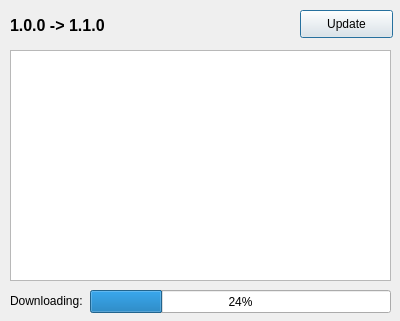
Above: ui/dialogs/UpdateDialog.ui from cegui/ceed-cpp before the change. Below: the same form after it.
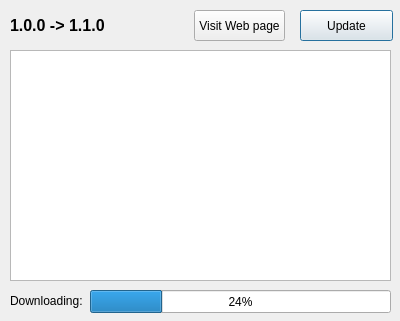
That is the form after the change.

Patch:
```diff
--- a/ui/dialogs/UpdateDialog.ui
+++ b/ui/dialogs/UpdateDialog.ui
@@ -49,7 +49,7 @@
      <x>300</x>
      <y>10</y>
      <width>93</width>
-     <height>28</height>
+     <height>31</height>
     </rect>
    </property>
    <property name="text">
@@ -82,6 +82,19 @@
     <string>Downloading:</string>
    </property>
   </widget>
+  <widget class="QPushButton" name="btnWeb">
+   <property name="geometry">
+    <rect>
+     <x>194</x>
+     <y>10</y>
+     <width>91</width>
+     <height>31</height>
+    </rect>
+   </property>
+   <property name="text">
+    <string>Visit Web page</string>
+   </property>
+  </widget>
  </widget>
  <resources/>
  <connections/>
```
